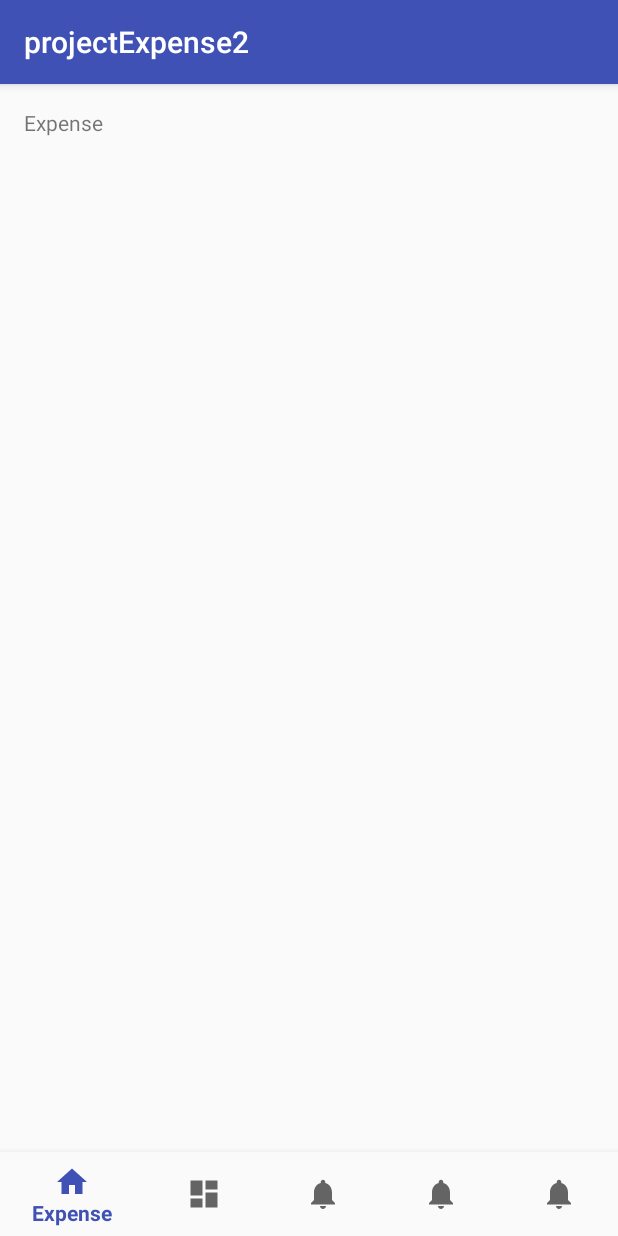
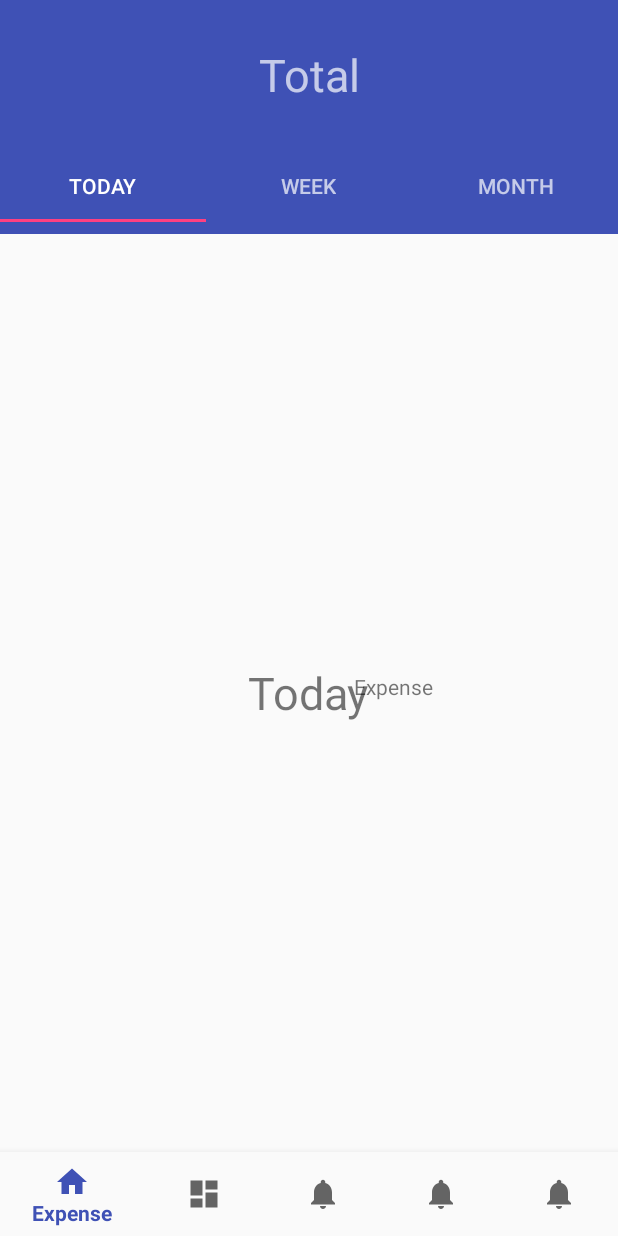
Before and after one commit to chhomchhom/projectExpense, an Android app: the screen it shows after launch (MainActivity), on a phone screen of 412 x 824 dp. Run offline under Robolectric (Android 15) with nearby library versions, the phone set to English and light mode, and no system bars.

Commit message:
Added tabs for Day/Week/Month

```diff
--- a/app/build.gradle
+++ b/app/build.gradle
@@ -24,6 +24,7 @@ dependencies {
     implementation 'com.android.support:design:27.1.1'
     implementation 'com.android.support.constraint:constraint-layout:1.1.0'
     implementation 'com.android.support:support-vector-drawable:27.1.1'
+    implementation 'com.android.support:support-v4:27.1.1'
     testImplementation 'junit:junit:4.12'
     androidTestImplementation 'com.android.support.test:runner:1.0.1'
     androidTestImplementation 'com.android.support.test.espresso:espresso-core:3.0.1'
--- a/app/src/main/java/com/projectexpense2/virackdara/projectexpense2/MainActivity.java
+++ b/app/src/main/java/com/projectexpense2/virackdara/projectexpense2/MainActivity.java
@@ -1,13 +1,16 @@
 package com.projectexpense2.virackdara.projectexpense2;
 
+import android.net.Uri;
 import android.os.Bundle;
 import android.support.annotation.NonNull;
 import android.support.design.widget.BottomNavigationView;
+import android.support.design.widget.TabLayout;
+import android.support.v4.view.ViewPager;
 import android.support.v7.app.AppCompatActivity;
 import android.view.MenuItem;
 import android.widget.TextView;
 
-public class MainActivity extends AppCompatActivity {
+public class MainActivity extends AppCompatActivity implements TodayTabActivity.OnFragmentInteractionListener, WeekTabActivity.OnFragmentInteractionListener, MonthTabActivity.OnFragmentInteractionListener {
 
     private TextView mTextMessage;
 
@@ -42,10 +45,41 @@ public class MainActivity extends AppCompatActivity {
         super.onCreate(savedInstanceState);
         setContentView(R.layout.activity_main);
 
+        TabLayout tabLayout = findViewById(R.id.tabLayout);
+        tabLayout.addTab(tabLayout.newTab().setText("Today"));
+        tabLayout.addTab(tabLayout.newTab().setText("Week"));
+        tabLayout.addTab(tabLayout.newTab().setText("Month"));
+        tabLayout.setTabGravity(TabLayout.GRAVITY_FILL);
+
+        final ViewPager viewPager = findViewById(R.id.pager);
+        final PagerAdapter pagerAdapter = new PagerAdapter(getSupportFragmentManager(), tabLayout.getTabCount());
+        viewPager.setAdapter(pagerAdapter);
+        viewPager.setOnPageChangeListener(new TabLayout.TabLayoutOnPageChangeListener(tabLayout));
+        tabLayout.setOnTabSelectedListener(new TabLayout.OnTabSelectedListener() {
+            @Override
+            public void onTabSelected(TabLayout.Tab tab) {
+                viewPager.setCurrentItem(tab.getPosition());
+            }
+
+            @Override
+            public void onTabUnselected(TabLayout.Tab tab) {
+
+            }
+
+            @Override
+            public void onTabReselected(TabLayout.Tab tab) {
+
+            }
+        });
+
         mTextMessage = findViewById(R.id.message);
         BottomNavigationView navigation = findViewById(R.id.navigation);
         BottomNavigationViewHelper.removeShiftMode(navigation);
         navigation.setOnNavigationItemSelectedListener(mOnNavigationItemSelectedListener);
     }
 
+    @Override
+    public void onFragmentInteraction(Uri uri) {
+
+    }
 }
--- /dev/null
+++ b/app/src/main/java/com/projectexpense2/virackdara/projectexpense2/PagerAdapter.java
@@ -0,0 +1,42 @@
+package com.projectexpense2.virackdara.projectexpense2;
+
+import android.support.design.widget.TabLayout;
+import android.support.v4.app.Fragment;
+import android.support.v4.app.FragmentManager;
+import android.support.v4.app.FragmentStatePagerAdapter;
+
+/**
+ * Created by moham on 2018-04-19.
+ */
+
+public class PagerAdapter extends FragmentStatePagerAdapter{
+
+    int numberOfTabs;
+
+    public PagerAdapter(FragmentManager fm, int numOfTabs){
+        super(fm);
+        this.numberOfTabs = numOfTabs;
+    }
+
+    @Override
+    public Fragment getItem(int position) {
+        switch(position){
+            case 0:
+                TodayTabActivity tab1 = new TodayTabActivity();
+                return  tab1;
+            case 1:
+                WeekTabActivity tab2 = new WeekTabActivity();
+                return tab2;
+            case 2:
+                MonthTabActivity tab3 = new MonthTabActivity();
+                return  tab3;
+            default:
+                return null;
+        }
+    }
+
+    @Override
+    public int getCount() {
+        return numberOfTabs;
+    }
+}
--- /dev/null
+++ b/app/src/main/java/com/projectexpense2/virackdara/projectexpense2/TodayTabActivity.java
@@ -0,0 +1,108 @@
+package com.projectexpense2.virackdara.projectexpense2;
+
+import android.content.Context;
+import android.net.Uri;
+import android.os.Bundle;
+import android.support.v4.app.Fragment;
+import android.view.LayoutInflater;
+import android.view.View;
+import android.view.ViewGroup;
+
+
+/**
+ * A simple {@link Fragment} subclass.
+ * Activities that contain this fragment must implement the
+ * {@link TodayTabActivity.OnFragmentInteractionListener} interface
+ * to handle interaction events.
+ * Use the {@link TodayTabActivity#newInstance} factory method to
+ * create an instance of this fragment.
+ */
+public class TodayTabActivity extends Fragment {
+    // TODO: Rename parameter arguments, choose names that match
+    // the fragment initialization parameters, e.g. ARG_ITEM_NUMBER
+    private static final String ARG_PARAM1 = "param1";
+    private static final String ARG_PARAM2 = "param2";
+
+    // TODO: Rename and change types of parameters
+    private String mParam1;
+    private String mParam2;
+
+    private OnFragmentInteractionListener mListener;
+
+    public TodayTabActivity() {
+        // Required empty public constructor
+    }
+
+    /**
+     * Use this factory method to create a new instance of
+     * this fragment using the provided parameters.
+     *
+     * @param param1 Parameter 1.
+     * @param param2 Parameter 2.
+     * @return A new instance of fragment TodayTabActivity.
+     */
+    // TODO: Rename and change types and number of parameters
+    public static TodayTabActivity newInstance(String param1, String param2) {
+        TodayTabActivity fragment = new TodayTabActivity();
+        Bundle args = new Bundle();
+        args.putString(ARG_PARAM1, param1);
+        args.putString(ARG_PARAM2, param2);
+        fragment.setArguments(args);
+        return fragment;
+    }
+
+    @Override
+    public void onCreate(Bundle savedInstanceState) {
+        super.onCreate(savedInstanceState);
+        if (getArguments() != null) {
+            mParam1 = getArguments().getString(ARG_PARAM1);
+            mParam2 = getArguments().getString(ARG_PARAM2);
+        }
+    }
+
+    @Override
+    public View onCreateView(LayoutInflater inflater, ViewGroup container,
+                             Bundle savedInstanceState) {
+        // Inflate the layout for this fragment
+        return inflater.inflate(R.layout.fragment_today_tab, container, false);
+    }
+
+    // TODO: Rename method, update argument and hook method into UI event
+    public void onButtonPressed(Uri uri) {
+        if (mListener != null) {
+            mListener.onFragmentInteraction(uri);
+        }
+    }
+
+    @Override
+    public void onAttach(Context context) {
+        super.onAttach(context);
+        if (context instanceof OnFragmentInteractionListener) {
+            mListener = (OnFragmentInteractionListener) context;
+        } else {
+            throw new RuntimeException(context.toString()
+                    + " must implement OnFragmentInteractionListener");
+        }
+    }
+
+    @Override
+    public void onDetach() {
+        super.onDetach();
+        mListener = null;
+    }
+
+    /**
+     * This interface must be implemented by activities that contain this
+     * fragment to allow an interaction in this fragment to be communicated
+     * to the activity and potentially other fragments contained in that
+     * activity.
+     * <p>
+     * See the Android Training lesson <a href=
+     * "http://developer.android.com/training/basics/fragments/communicating.html"
+     * >Communicating with Other Fragments</a> for more information.
+     */
+    public interface OnFragmentInteractionListener {
+        // TODO: Update argument type and name
+        void onFragmentInteraction(Uri uri);
+    }
+}
--- /dev/null
+++ b/app/src/main/java/com/projectexpense2/virackdara/projectexpense2/WeekTabActivity.java
@@ -0,0 +1,108 @@
+package com.projectexpense2.virackdara.projectexpense2;
+
+import android.content.Context;
+import android.net.Uri;
+import android.os.Bundle;
+import android.support.v4.app.Fragment;
+import android.view.LayoutInflater;
+import android.view.View;
+import android.view.ViewGroup;
+
+
+/**
+ * A simple {@link Fragment} subclass.
+ * Activities that contain this fragment must implement the
+ * {@link WeekTabActivity.OnFragmentInteractionListener} interface
+ * to handle interaction events.
+ * Use the {@link WeekTabActivity#newInstance} factory method to
+ * create an instance of this fragment.
+ */
+public class WeekTabActivity extends Fragment {
+    // TODO: Rename parameter arguments, choose names that match
+    // the fragment initialization parameters, e.g. ARG_ITEM_NUMBER
+    private static final String ARG_PARAM1 = "param1";
+    private static final String ARG_PARAM2 = "param2";
+
+    // TODO: Rename and change types of parameters
+    private String mParam1;
+    private String mParam2;
+
+    private OnFragmentInteractionListener mListener;
+
+    public WeekTabActivity() {
+        // Required empty public constructor
+    }
+
+    /**
+     * Use this factory method to create a new instance of
+     * this fragment using the provided parameters.
+     *
+     * @param param1 Parameter 1.
+     * @param param2 Parameter 2.
+     * @return A new instance of fragment WeekTabActivity.
+     */
+    // TODO: Rename and change types and number of parameters
+    public static WeekTabActivity newInstance(String param1, String param2) {
+        WeekTabActivity fragment = new WeekTabActivity();
+        Bundle args = new Bundle();
+        args.putString(ARG_PARAM1, param1);
+        args.putString(ARG_PARAM2, param2);
+        fragment.setArguments(args);
+        return fragment;
+    }
+
+    @Override
+    public void onCreate(Bundle savedInstanceState) {
+        super.onCreate(savedInstanceState);
+        if (getArguments() != null) {
+            mParam1 = getArguments().getString(ARG_PARAM1);
+            mParam2 = getArguments().getString(ARG_PARAM2);
+        }
+    }
+
+    @Override
+    public View onCreateView(LayoutInflater inflater, ViewGroup container,
+                             Bundle savedInstanceState) {
+        // Inflate the layout for this fragment
+        return inflater.inflate(R.layout.fragment_week_tab, container, false);
+    }
+
+    // TODO: Rename method, update argument and hook method into UI event
+    public void onButtonPressed(Uri uri) {
+        if (mListener != null) {
+            mListener.onFragmentInteraction(uri);
+        }
+    }
+
+    @Override
+    public void onAttach(Context context) {
+        super.onAttach(context);
+        if (context instanceof OnFragmentInteractionListener) {
+            mListener = (OnFragmentInteractionListener) context;
+        } else {
+            throw new RuntimeException(context.toString()
+                    + " must implement OnFragmentInteractionListener");
+        }
+    }
+
+    @Override
+    public void onDetach() {
+        super.onDetach();
+        mListener = null;
+    }
+
+    /**
+     * This interface must be implemented by activities that contain this
+     * fragment to allow an interaction in this fragment to be communicated
+     * to the activity and potentially other fragments contained in that
+     * activity.
+     * <p>
+     * See the Android Training lesson <a href=
+     * "http://developer.android.com/training/basics/fragments/communicating.html"
+     * >Communicating with Other Fragments</a> for more information.
+     */
+    public interface OnFragmentInteractionListener {
+        // TODO: Update argument type and name
+        void onFragmentInteraction(Uri uri);
+    }
+}
--- a/app/src/main/res/layout/activity_main.xml
+++ b/app/src/main/res/layout/activity_main.xml
@@ -5,18 +5,62 @@
     android:id="@+id/container"
     android:layout_width="match_parent"
     android:layout_height="match_parent"
+    android:orientation="vertical"
     tools:context=".MainActivity">
 
-    <TextView
-        android:id="@+id/message"
+    <android.support.v7.widget.Toolbar
+        android:id="@+id/toolbar"
+        android:layout_width="match_parent"
+        android:layout_height="wrap_content"
+        android:background="@color/colorPrimary"
+        android:theme="@style/ThemeOverlay.AppCompat.Dark.ActionBar"
+        app:popupTheme="@style/ThemeOverlay.AppCompat.Light">
+
+        <TextView
+            android:id="@+id/total"
+            android:layout_width="wrap_content"
+            android:layout_height="wrap_content"
+            android:layout_gravity="center"
+            android:gravity="center_vertical"
+            android:height="100dp"
+            android:text="Total"
+            android:textSize="30dp" />
+    </android.support.v7.widget.Toolbar>
+
+    <android.support.design.widget.TabLayout
+        android:layout_width="match_parent"
+        android:layout_height="wrap_content"
+        android:id="@+id/tabLayout"
+        android:background="@color/colorPrimary"
+        android:minHeight="?attr/actionBarSize"
+        android:theme="@style/ThemeOverlay.AppCompat.Dark.ActionBar"
+        app:layout_constraintTop_toBottomOf="@+id/toolbar">
+    </android.support.design.widget.TabLayout>
+
+    <android.support.constraint.ConstraintLayout
+        android:id="@+id/constraintLayout2"
         android:layout_width="wrap_content"
-        android:layout_height="wrap_content"
-        android:layout_marginLeft="@dimen/activity_horizontal_margin"
-        android:layout_marginStart="@dimen/activity_horizontal_margin"
-        android:layout_marginTop="@dimen/activity_vertical_margin"
-        android:text="@string/title_expense"
-        app:layout_constraintLeft_toLeftOf="parent"
-        app:layout_constraintTop_toTopOf="parent" />
+        android:layout_height="0dp"
+        app:layout_constraintBottom_toTopOf="@+id/navigation"
+        app:layout_constraintTop_toBottomOf="@+id/tabLayout">
+
+        <TextView
+            android:id="@+id/message"
+            android:layout_width="0dp"
+            android:layout_height="wrap_content"
+            android:layout_marginLeft="236dp"
+            android:layout_marginTop="292dp"
+            android:text="@string/title_expense"
+            app:layout_constraintLeft_toLeftOf="parent"
+            app:layout_constraintTop_toTopOf="parent" />
+
+        <android.support.v4.view.ViewPager
+            android:id="@+id/pager"
+            android:layout_width="match_parent"
+            android:layout_height="wrap_content">
+
+        </android.support.v4.view.ViewPager>
+    </android.support.constraint.ConstraintLayout>
 
     <android.support.design.widget.BottomNavigationView
         android:id="@+id/navigation"
--- /dev/null
+++ b/app/src/main/res/layout/fragment_today_tab.xml
@@ -0,0 +1,15 @@
+<RelativeLayout xmlns:android="http://schemas.android.com/apk/res/android"
+    xmlns:tools="http://schemas.android.com/tools"
+    android:layout_width="match_parent"
+    android:layout_height="match_parent"
+    tools:context="com.projectexpense2.virackdara.projectexpense2.TodayTabActivity">
+
+    <!-- TODO: Update blank fragment layout -->
+    <TextView
+        android:layout_width="wrap_content"
+        android:layout_height="wrap_content"
+        android:text="Today"
+        android:layout_centerInParent="true"
+        android:textSize="30dp"/>
+
+</RelativeLayout>
--- a/app/src/main/res/values/strings.xml
+++ b/app/src/main/res/values/strings.xml
@@ -5,4 +5,7 @@
     <string name="title_statistics">Statistics</string>
     <string name="title_reminder">Reminder</string>
     <string name="title_history">History</string>
+
+    <!-- TODO: Remove or change this placeholder text -->
+    <string name="hello_blank_fragment">Hello blank fragment</string>
 </resources>
--- a/app/src/main/res/values/styles.xml
+++ b/app/src/main/res/values/styles.xml
@@ -1,7 +1,7 @@
 <resources>
 
     <!-- Base application theme. -->
-    <style name="AppTheme" parent="Theme.AppCompat.Light.DarkActionBar">
+    <style name="AppTheme" parent="Theme.AppCompat.Light.NoActionBar">
         <!-- Customize your theme here. -->
         <item name="colorPrimary">@color/colorPrimary</item>
         <item name="colorPrimaryDark">@color/colorPrimaryDark</item>
```
Also changed, not shown: app/src/main/java/com/projectexpense2/virackdara/projectexpense2/MonthTabActivity.java (added, +108 -0 lines), app/src/main/res/layout/fragment_month_tab.xml (added, +15 -0 lines), app/src/main/res/layout/fragment_week_tab.xml (added, +15 -0 lines).
